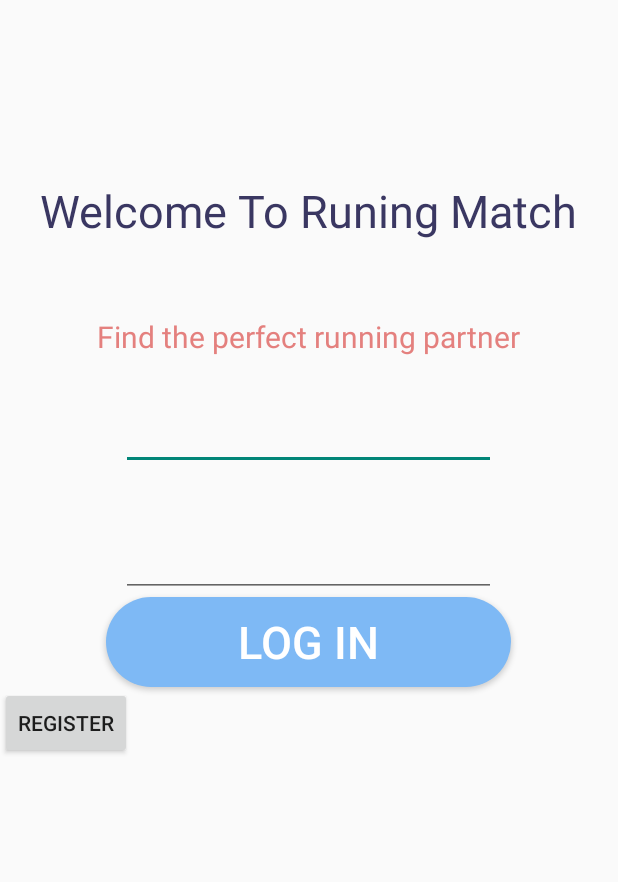
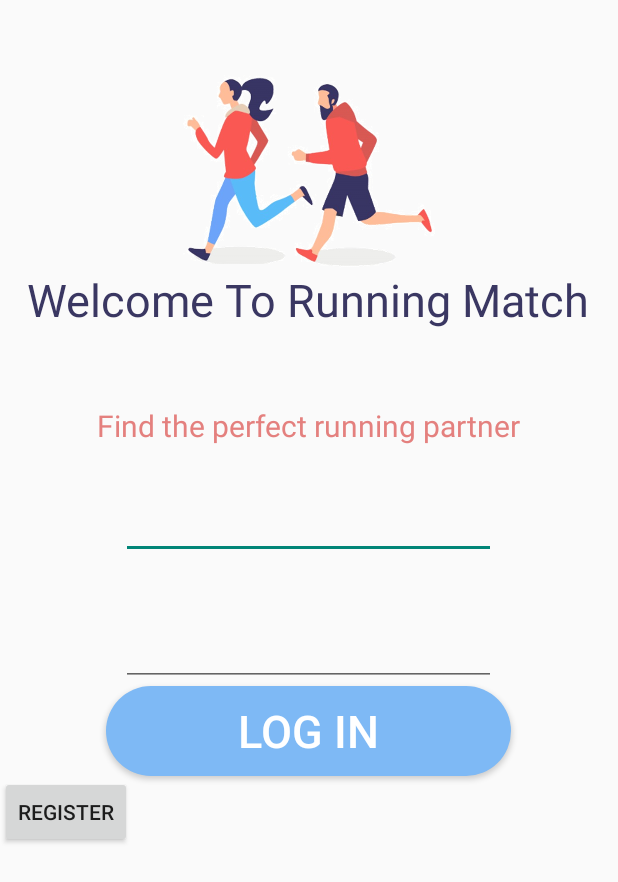
Before and after one commit to MeitalPeer77/MyApplication3, an Android app: the screen it shows after launch (MainActivity), on a phone screen of 412 x 824 dp. Shown: the top 882 px of the screen. Run offline under Robolectric (Android 15) with nearby library versions, the light colour scheme and no system bars.

Commit message:
login screen

```diff
--- a/app/src/main/res/layout/activity_main.xml
+++ b/app/src/main/res/layout/activity_main.xml
@@ -10,20 +10,23 @@
     android:orientation="vertical">
 
     <ImageView
-            android:id="@+id/app_image"
-            android:layout_width="wrap_content"
-            android:layout_height="wrap_content"
-            android:layout_gravity="center"
-            android:paddingTop="100dp"
-            android:paddingBottom="20dp"
-            tools:srcCompat="@tools:sample/avatars" />
+        android:id="@+id/imageView8"
+        android:layout_width="match_parent"
+        android:layout_height="179dp"
+        android:paddingTop="50dp"
+        app:srcCompat="@drawable/couple" />
+
+    <LinearLayout
+        android:layout_width="match_parent"
+        android:layout_height="match_parent"
+        android:orientation="vertical">
 
         <TextView
             android:id="@+id/app_name"
             android:layout_width="wrap_content"
             android:layout_height="wrap_content"
             android:layout_gravity="center"
-            android:text="Welcome To Runing Match"
+            android:text="Welcome To Running Match"
             android:textColor="@color/darkBlue"
             android:textSize="30sp" />
 
@@ -68,8 +71,9 @@
 
         <Button
             android:id="@+id/register"
-        android:text="register"
             android:layout_width="wrap_content"
-        android:layout_height="wrap_content" />
+            android:layout_height="wrap_content"
+            android:text="register" />
+    </LinearLayout>
 
 </LinearLayout>
```
Lines whose indentation alone changed are shown as unchanged.
